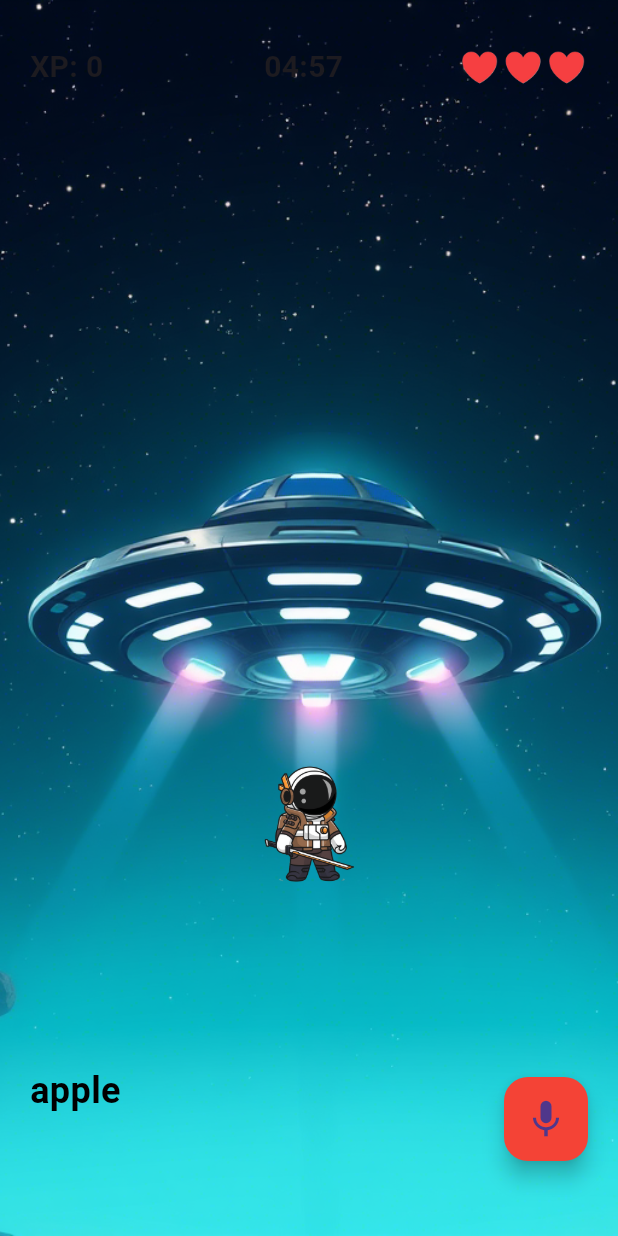
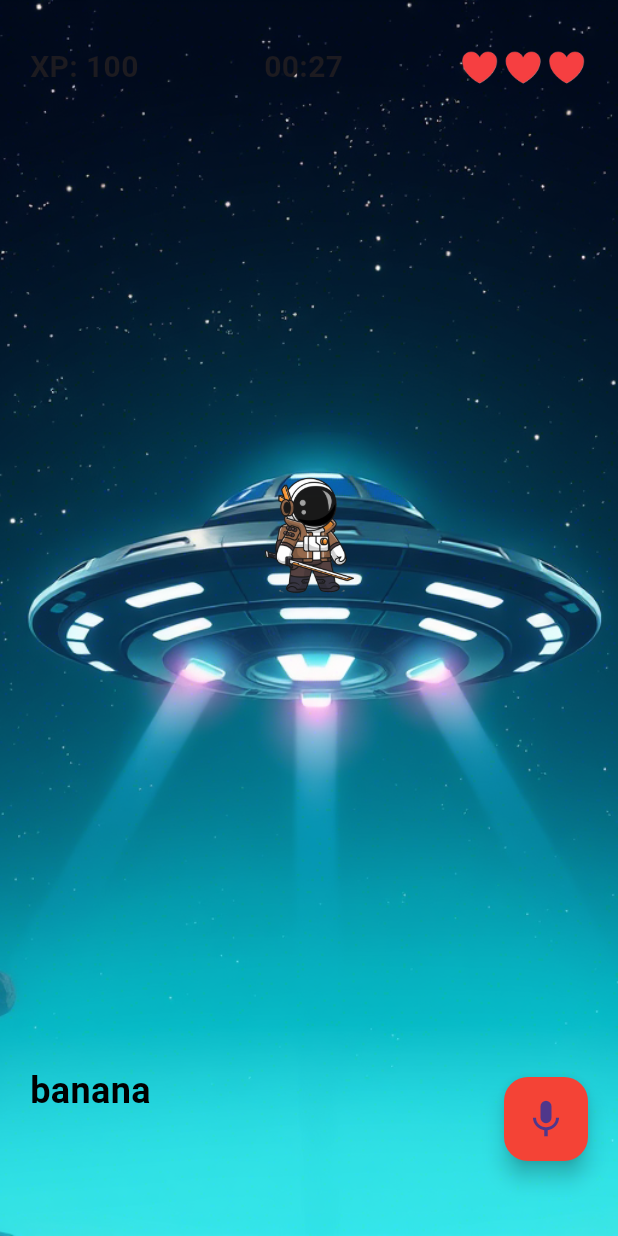
Before and after one commit to nazikanshaffAM/spello_onebysix, a Flutter app: the GamePage screen opened directly, after a tap on the "mic" icon, on a phone screen of 412 x 824 dp. Run offline on Flutter 3.47's test engine with Material 3 defaults, Android fonts, the light colour scheme and no system bars; our stand-ins replace animated_toggle_switch, flutter_slidable, smooth_page_indicator.

Commit message:
1 - add new function to simulate the some of  backend task for testing 2 - add new directory to add a test backend to the game later

```diff
--- a/game1/lib/GameRules.dart
+++ b/game1/lib/GameRules.dart
@@ -1,4 +1,6 @@
 // game_rules.dart (Game Logic)
+import 'dart:math';
+
 import 'package:flutter/material.dart';
 import 'ApiService.dart';
 import 'EndingPage.dart';
@@ -8,7 +10,7 @@ class GameRules extends ChangeNotifier {
   double position = 500;
   int xp = 0;
   int lives = 3;
-  int timeLeft = 300;
+  int timeLeft = 30;
   List<String> words = ["apple", "banana", "cherry"];
   int currentWordIndex = 0;
   bool gameEnded = false;
@@ -32,7 +34,8 @@ class GameRules extends ChangeNotifier {
   }
 
   void checkPronunciation() async {
-    int value = await ApiService.fetchRandomValue();
+    int value = await testValue();//fetchRandomValue();
+    //int value = await ApiService.fetchRandomValue();
     if (value >= 75) {
       position = -50;
       xp += 100;
@@ -46,6 +49,11 @@ class GameRules extends ChangeNotifier {
     }
     notifyListeners();
   }
+  Future<int> testValue() async {
+    await Future.delayed(Duration(milliseconds: 500)); // Simulate network delay
+    return Random().nextInt(51) + 50; // Generates a number between 50 and 100
+  }
+
 
   void nextWord() {
     if (currentWordIndex < words.length - 1) {
```
Also changed, not shown: game1/testbackend/game_backend.dart (added).
